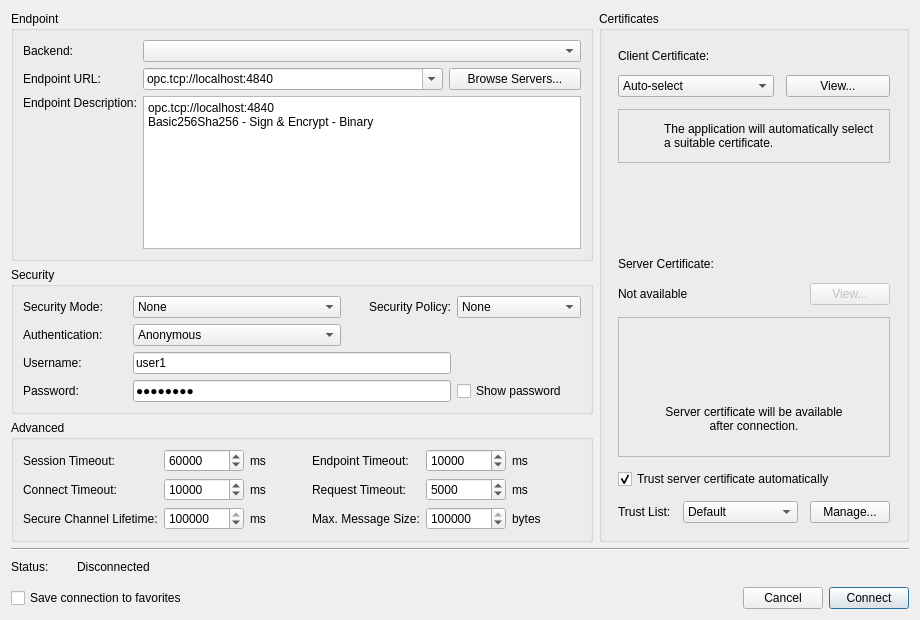
This is src/dialogs/connectiondialog.ui in sanny32/OpenUaExplorer as Qt 5 draws it before an edit. The edited form follows.
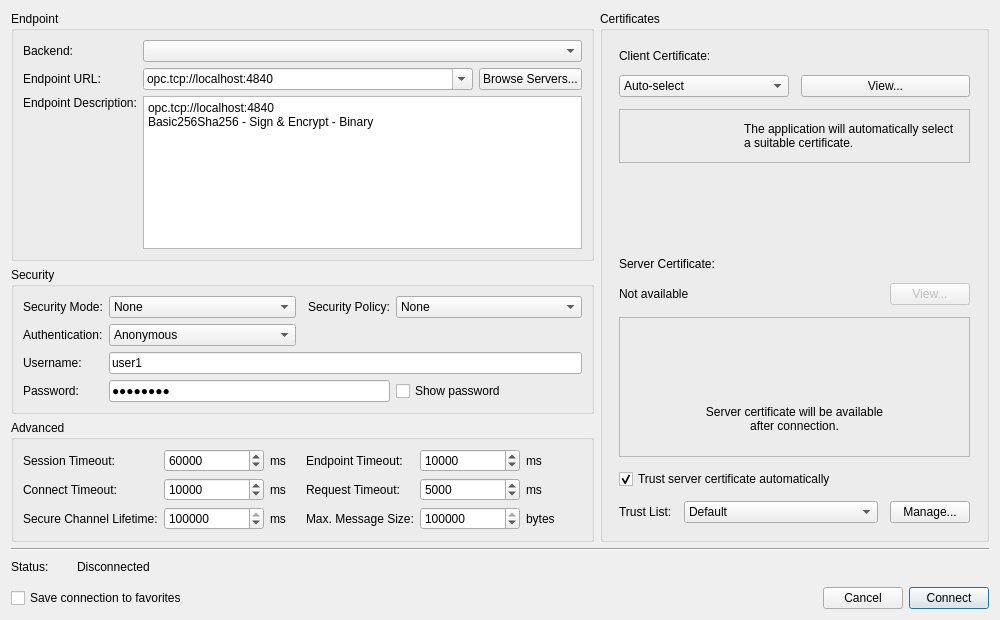
This is the edited form. Icons and pictures are not drawn. Custom widgets are drawn as their Qt base class.

Commit message: feat: Enhance ConnectionDialog with dynamic endpoint handling and UI adjustments

```diff
--- a/src/dialogs/connectiondialog.ui
+++ b/src/dialogs/connectiondialog.ui
@@ -6,13 +6,13 @@
    <rect>
     <x>0</x>
     <y>0</y>
-    <width>920</width>
+    <width>1000</width>
     <height>620</height>
    </rect>
   </property>
   <property name="minimumSize">
    <size>
-    <width>920</width>
+     <width>1000</width>
     <height>620</height>
    </size>
   </property>
@@ -25,7 +25,7 @@
   </property>
   <layout class="QVBoxLayout" name="verticalLayout_2">
    <item>
-    <layout class="QHBoxLayout" name="horizontalLayout_9">
+     <layout class="QHBoxLayout" name="horizontalLayout_9" stretch="3,2">
      <item>
       <layout class="QVBoxLayout" name="verticalLayout">
        <item>
@@ -33,7 +33,10 @@
          <property name="title">
           <string>Endpoint</string>
          </property>
-         <layout class="QFormLayout" name="formLayout">
+          <layout class="QFormLayout" name="formLayout">
+           <property name="fieldGrowthPolicy">
+            <enum>QFormLayout::FieldGrowthPolicy::AllNonFixedFieldsGrow</enum>
+           </property>
           <item row="0" column="0">
            <widget class="QLabel" name="backendLabel">
             <property name="text">
@@ -76,6 +79,12 @@
            <layout class="QHBoxLayout" name="horizontalLayout">
             <item>
              <widget class="QComboBox" name="endpointComboBox">
+               <property name="sizePolicy">
+                <sizepolicy hsizetype="Expanding" vsizetype="Fixed">
+                 <horstretch>1</horstretch>
+                 <verstretch>0</verstretch>
+                </sizepolicy>
+               </property>
               <property name="minimumSize">
                <size>
                 <width>300</width>
@@ -115,7 +124,7 @@
          <property name="title">
           <string>Security</string>
          </property>
-         <layout class="QGridLayout" name="gridLayout_2">
+          <layout class="QGridLayout" name="gridLayout_2" columnstretch="0,1,0,0,1">
           <item row="1" column="0">
            <widget class="QLabel" name="authenticationLabel">
             <property name="text">
@@ -140,7 +149,7 @@
             </property>
            </widget>
           </item>
-          <item row="2" column="1" colspan="3">
+           <item row="2" column="1" colspan="4">
            <widget class="QLineEdit" name="usernameEdit">
             <property name="text">
              <string>user1</string>
@@ -197,7 +206,7 @@
             </item>
            </widget>
           </item>
-          <item row="1" column="1" colspan="2">
+           <item row="1" column="1">
            <widget class="QComboBox" name="authenticationComboBox">
             <item>
              <property name="text">
@@ -216,7 +225,7 @@
             </item>
            </widget>
           </item>
-          <item row="0" column="1" colspan="2">
+           <item row="0" column="1">
            <widget class="QComboBox" name="securityModeComboBox">
             <item>
              <property name="text">
@@ -243,7 +252,7 @@
          <property name="title">
           <string>Advanced</string>
          </property>
-         <layout class="QHBoxLayout" name="horizontalLayout_8">
+          <layout class="QHBoxLayout" name="horizontalLayout_8" stretch="1,1">
           <item>
            <layout class="QFormLayout" name="formLayout_3">
             <item row="0" column="0">
@@ -259,7 +268,7 @@
                <widget class="QSpinBox" name="sessionTimeoutSpinBox">
                 <property name="minimumSize">
                  <size>
-                  <width>80</width>
+                   <width>100</width>
                   <height>0</height>
                  </size>
                 </property>
@@ -306,7 +315,7 @@
                <widget class="QSpinBox" name="connectTimeoutSpinBox">
                 <property name="minimumSize">
                  <size>
-                  <width>80</width>
+                   <width>100</width>
                   <height>0</height>
                  </size>
                 </property>
@@ -353,7 +362,7 @@
                <widget class="QSpinBox" name="secureChannelLifetimeSpinBox">
                 <property name="minimumSize">
                  <size>
-                  <width>80</width>
+                   <width>100</width>
                   <height>0</height>
                  </size>
                 </property>
@@ -404,7 +413,7 @@
                <widget class="QSpinBox" name="endpointTimeoutSpinBox">
                 <property name="minimumSize">
                  <size>
-                  <width>80</width>
+                   <width>100</width>
                   <height>0</height>
                  </size>
                 </property>
@@ -451,7 +460,7 @@
                <widget class="QSpinBox" name="requestTimeoutSpinBox">
                 <property name="minimumSize">
                  <size>
-                  <width>80</width>
+                   <width>100</width>
                   <height>0</height>
                  </size>
                 </property>
@@ -498,7 +507,7 @@
                <widget class="QSpinBox" name="maxMessageSizeSpinBox">
                 <property name="minimumSize">
                  <size>
-                  <width>80</width>
+                   <width>100</width>
                   <height>0</height>
                  </size>
                 </property>
```
Left out of the diff: 2 changed lines with no effect on the pictures. The commit also changes 2 other files.
